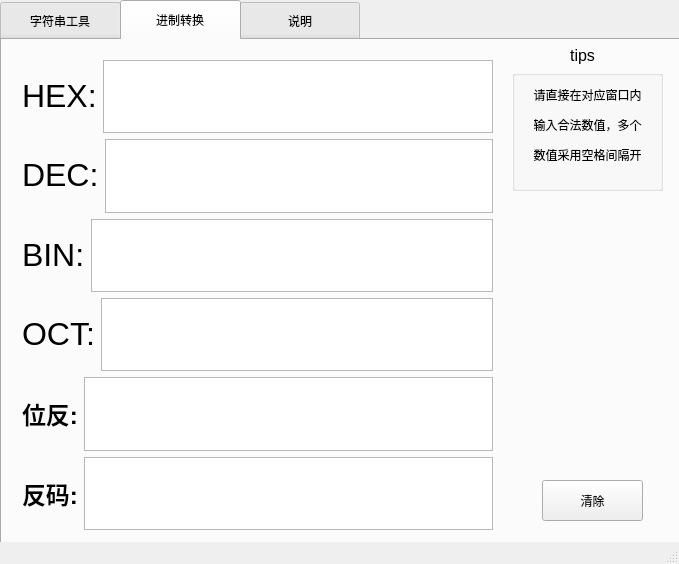
Above: programmer_calculator/mainwindow.ui from a2570944729/programmer_calculator before the change. Below: the same form after it.
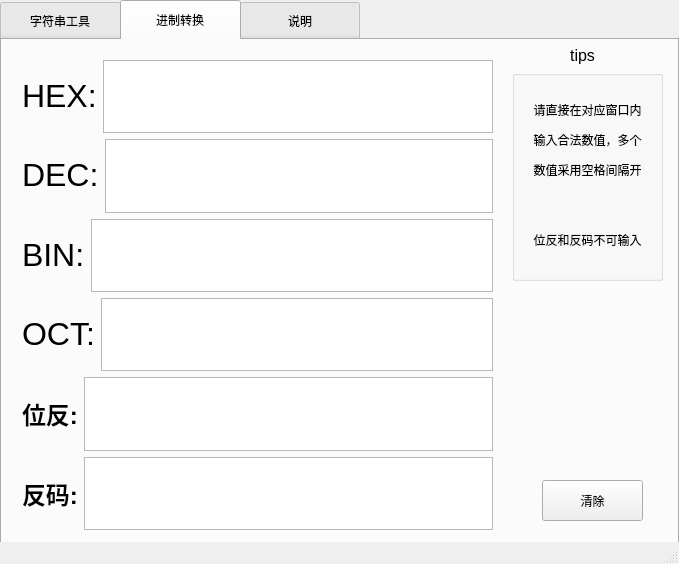
That is the form after the change.

Commit message: 在第二界面输入框的文本变动槽函数中，当更新窗口时禁止了其他窗口 触发信号，以此解决之前每个界面被更新则信号会不断触发的情况，并且完成第二界面的进制转换，包括清除，禁止了反码和位反的输入，仍然有的问题是关于二进制及其位反显示格式

What changed in the file:
```diff
--- a/programmer_calculator/mainwindow.ui
+++ b/programmer_calculator/mainwindow.ui
@@ -12,14 +12,26 @@
   </property>
   <property name="minimumSize">
    <size>
-    <width>0</width>
-    <height>0</height>
+    <width>679</width>
+    <height>564</height>
    </size>
   </property>
   <property name="maximumSize">
    <size>
-    <width>16777215</width>
-    <height>16777215</height>
+    <width>679</width>
+    <height>564</height>
+   </size>
+  </property>
+  <property name="sizeIncrement">
+   <size>
+    <width>0</width>
+    <height>0</height>
+   </size>
+  </property>
+  <property name="baseSize">
+   <size>
+    <width>0</width>
+    <height>0</height>
    </size>
   </property>
   <property name="windowTitle">
@@ -31,10 +43,22 @@
      <rect>
       <x>0</x>
       <y>0</y>
-      <width>681</width>
-      <height>561</height>
+      <width>679</width>
+      <height>564</height>
      </rect>
     </property>
+    <property name="minimumSize">
+     <size>
+      <width>679</width>
+      <height>564</height>
+     </size>
+    </property>
+    <property name="maximumSize">
+     <size>
+      <width>679</width>
+      <height>564</height>
+     </size>
+    </property>
     <property name="styleSheet">
      <string notr="true">QTabBar::tab {
     min-width: 120px; /* 最小宽度 */
@@ -400,7 +424,7 @@
         <x>510</x>
         <y>30</y>
         <width>151</width>
-        <height>121</height>
+        <height>211</height>
        </rect>
       </property>
       <property name="title">
@@ -412,11 +436,11 @@
          <x>10</x>
          <y>10</y>
          <width>131</width>
-         <height>91</height>
+         <height>191</height>
         </rect>
        </property>
        <property name="text">
-        <string>&lt;html&gt;&lt;head/&gt;&lt;body&gt;&lt;p align=&quot;center&quot;&gt;请直接在对应窗口内&lt;/p&gt;&lt;p align=&quot;center&quot;&gt;输入合法数值，多个&lt;/p&gt;&lt;p align=&quot;center&quot;&gt;数值采用空格间隔开&lt;/p&gt;&lt;/body&gt;&lt;/html&gt;</string>
+        <string>&lt;html&gt;&lt;head/&gt;&lt;body&gt;&lt;p align=&quot;center&quot;&gt;请直接在对应窗口内&lt;/p&gt;&lt;p align=&quot;center&quot;&gt;输入合法数值，多个&lt;/p&gt;&lt;p align=&quot;center&quot;&gt;数值采用空格间隔开&lt;/p&gt;&lt;p align=&quot;center&quot;&gt;&lt;br/&gt;&lt;/p&gt;&lt;p align=&quot;center&quot;&gt;位反和反码不可输入&lt;/p&gt;&lt;/body&gt;&lt;/html&gt;</string>
        </property>
       </widget>
      </widget>
```
The commit also changes 5 other files.
